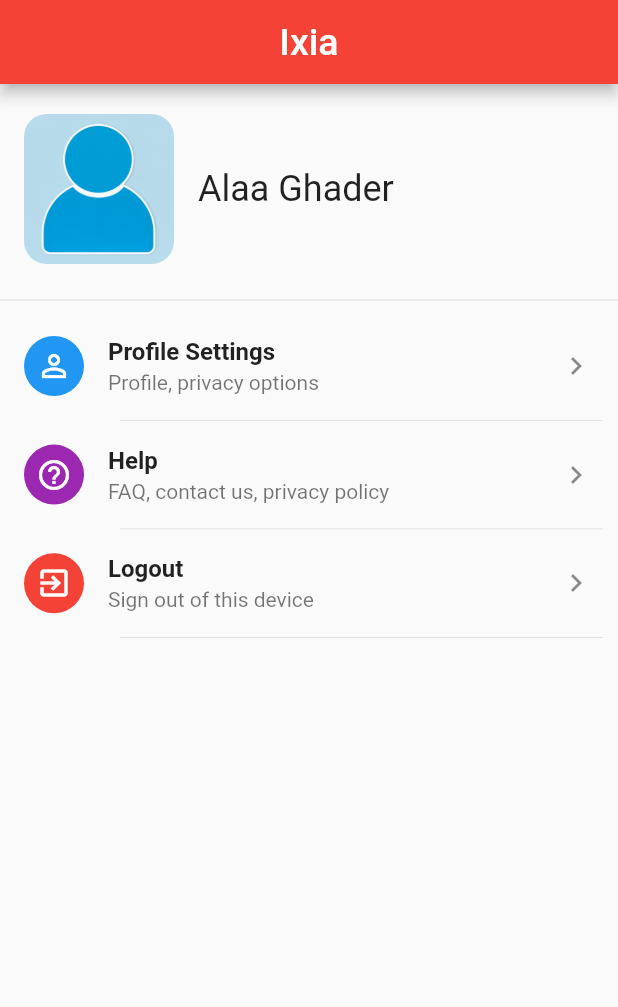
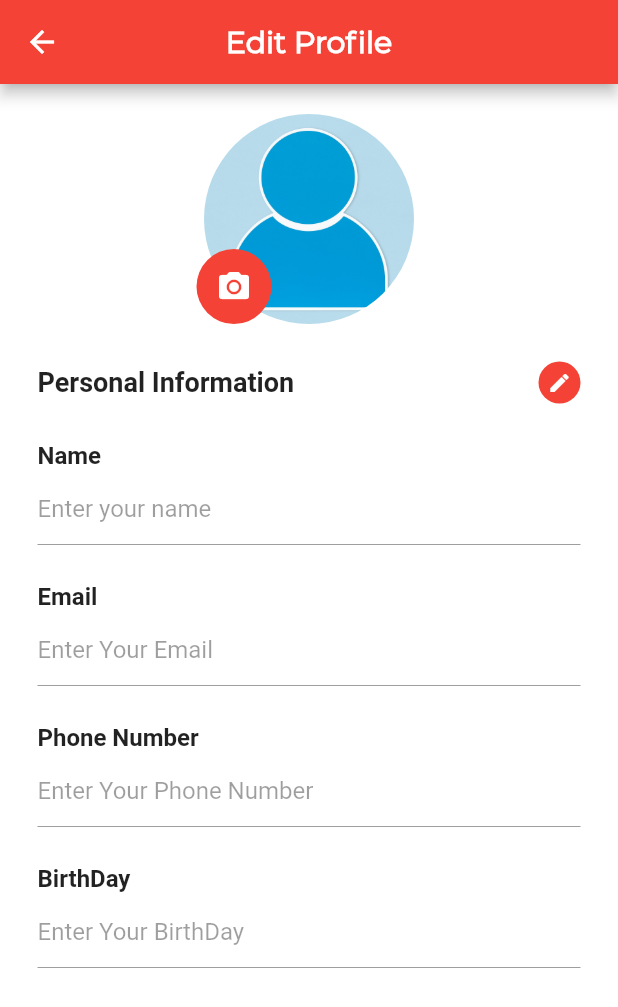
Before and after one commit to alaaghader/IxiaMobile_application, a Flutter app: the Account screen opened directly, after a tap on "Profile Settings", on a phone screen of 412 x 824 dp. Shown: the top 1007 px of the screen. Run offline on Flutter 3.47's test engine with Material 2 defaults, Android fonts, the phone set to English and light mode, and no system bars; our stand-ins replace curved_navigation_bar, dio, font_awesome_flutter, shared_preferences; accounts and stored records are empty; generated files the repository leaves out were written again.

Commit message:
edit account added

```diff
--- a/lib/Pages/Account/account.dart
+++ b/lib/Pages/Account/account.dart
@@ -1,5 +1,7 @@
 import 'package:flutter/material.dart';
 import 'package:ixiamobile_application/Components/separator_list_item.dart';
+
+import 'editAccount.dart';
 
 class Account extends StatelessWidget {
   Widget _buildSettingsList(BuildContext context) {
@@ -17,6 +19,12 @@ class Account extends StatelessWidget {
             subtitle: Text('Profile, privacy options'),
             trailing: Icon(Icons.navigate_next),
             onTap: () {
+              Navigator.push(
+                context,
+                MaterialPageRoute(
+                  builder: (context) => EditAccount(),
+                ),
+              );
             },
           ),
         ),
--- /dev/null
+++ b/lib/Pages/Account/editAccount.dart
@@ -0,0 +1,371 @@
+import 'package:flutter/cupertino.dart';
+import 'package:flutter/material.dart';
+
+class EditAccount extends StatefulWidget{
+  @override
+  EditAccountState createState() => EditAccountState();
+}
+
+class EditAccountState extends State<EditAccount> with SingleTickerProviderStateMixin{
+  bool _status = true;
+  final FocusNode myFocusNode = FocusNode();
+
+  @override
+  void initState(){
+    super.initState();
+  }
+
+  @override
+  Widget build(BuildContext context) {
+    return new Scaffold(
+      appBar: AppBar(
+        centerTitle: true,
+        backgroundColor: Colors.red,
+        title: Text(
+          'Edit Profile',
+          style: TextStyle(
+            fontWeight: FontWeight.bold,
+            fontSize: 20.0,
+            color: Colors.white,
+            fontFamily: 'Montserrat',
+          ),
+        ),
+      ),
+      body: new Container(
+        color: Colors.white,
+        child: new ListView(
+          children: <Widget>[
+            Column(
+              children: <Widget>[
+                Padding(
+                  padding: EdgeInsets.only(top: 20.0) ,
+                  child: new Stack(
+                    fit: StackFit.loose,
+                    children: <Widget>[
+                      new Row(
+                        crossAxisAlignment: CrossAxisAlignment.center,
+                        mainAxisAlignment: MainAxisAlignment.center,
+                        children: <Widget>[
+                          new Container(
+                            width: 140.0,
+                            height: 140.0,
+                            decoration: new BoxDecoration(
+                              shape: BoxShape.circle,
+                              image: new DecorationImage(
+                                image: new AssetImage(
+                                    'res/images/unknown.jpg'
+                                ),
+                                fit: BoxFit.cover,
+                              ),
+                            ),
+                          ),
+                        ],
+                      ),
+                      Padding(
+                        padding: EdgeInsets.only(top: 90.0, right: 100.0),
+                        child: new Row(
+                          mainAxisAlignment: MainAxisAlignment.center,
+                          children: <Widget>[
+                            new CircleAvatar(
+                              backgroundColor: Colors.red,
+                              radius: 25.0,
+                              child: new Icon(
+                                Icons.camera_alt,
+                                color: Colors.white,
+                              ),
+                            )
+                          ],
+                        ),
+                      ),
+                    ],
+                  ),
+                ),
+              ],
+            ),
+            new Container(
+              color: Color(0xFFFFFFFF),
+              child: Padding(
+                padding: EdgeInsets.only(bottom: 25.0),
+                child: new Column(
+                  crossAxisAlignment: CrossAxisAlignment.start,
+                  mainAxisAlignment: MainAxisAlignment.start,
+                  children: <Widget>[
+                    Padding(
+                      padding: EdgeInsets.only(left: 25.0, right: 25.0, top: 25.0),
+                      child: new Row(
+                        mainAxisAlignment: MainAxisAlignment.spaceBetween,
+                        mainAxisSize: MainAxisSize.max,
+                        children: <Widget>[
+                          new Column(
+                            mainAxisAlignment: MainAxisAlignment.start,
+                            mainAxisSize: MainAxisSize.min,
+                            children: <Widget>[
+                              new Text(
+                                'Personal Information',
+                                style: TextStyle(
+                                  fontSize: 18.0,
+                                  fontWeight: FontWeight.bold,
+                                ),
+                              ),
+                            ],
+                          ),
+                          new Column(
+                            mainAxisAlignment: MainAxisAlignment.end,
+                            mainAxisSize: MainAxisSize.min,
+                            children: <Widget>[
+                              _status ?
+                                  _getEditIcon() :
+                                  new Container(),
+                            ],
+                          ),
+                        ],
+                      ),
+                    ),
+                    Padding(
+                      padding: EdgeInsets.only(left: 25.0, right: 25.0, top: 25.0),
+                      child: new Row(
+                        mainAxisSize: MainAxisSize.max,
+                        children: <Widget>[
+                          new Column(
+                            mainAxisAlignment: MainAxisAlignment.start,
+                            mainAxisSize: MainAxisSize.min,
+                            children: <Widget>[
+                              new Text(
+                                'Name',
+                                style: TextStyle(
+                                  fontSize: 16.0,
+                                  fontWeight: FontWeight.bold,
+                                ),
+                              ),
+                            ],
+                          ),
+                        ],
+                      ),
+                    ),
+                    Padding(
+                      padding: EdgeInsets.only(left: 25.0, right: 25.0,top: 2.0),
+                      child: new Row(
+                        mainAxisSize: MainAxisSize.max,
+                        children: <Widget>[
+                          new Flexible(
+                            child: new TextField(
+                              decoration: const InputDecoration(
+                                hintText: "Enter your name",
+                              ),
+                              enabled: !_status,
+                              autofocus: !_status,
+                            ),
+                          ),
+                        ],
+                      ),
+                    ),
+                    Padding(
+                      padding: EdgeInsets.only(left: 25.0, right: 25.0, top: 25.0),
+                      child: new Row(
+                        mainAxisSize: MainAxisSize.max,
+                        children: <Widget>[
+                          new Column(
+                            mainAxisAlignment: MainAxisAlignment.start,
+                            mainAxisSize: MainAxisSize.min,
+                            children: <Widget>[
+                              new Text(
+                                  'Email',
+                                style: TextStyle(
+                                  fontSize: 16.0,
+                                  fontWeight: FontWeight.bold,
+                                ),
+                              ),
+                            ],
+                          ),
+                        ],
+                      ),
+                    ),
+                    Padding(
+                      padding: EdgeInsets.only(left: 25.0, right: 25.0, top: 2.0),
+                      child: new Row(
+                        mainAxisSize: MainAxisSize.max,
+                        children: <Widget>[
+                          new Flexible(
+                            child: new TextField(
+                              decoration: const InputDecoration(
+                                hintText: "Enter Your Email",
+                              ),
+                              enabled: !_status,
+                            ),
+                          ),
+                        ],
+                      ),
+                    ),
+                    Padding(
+                      padding: EdgeInsets.only(left: 25.0, right: 25.0, top: 25.0),
+                      child: new Row(
+                        mainAxisSize: MainAxisSize.max,
+                        children: <Widget>[
+                          new Column(
+                            mainAxisAlignment: MainAxisAlignment.start,
+                            mainAxisSize: MainAxisSize.min,
+                            children: <Widget>[
+                              new Text(
+                                'Phone Number',
+                                style: TextStyle(
+                                  fontSize: 16.0,
+                                  fontWeight: FontWeight.bold,
+                                ),
+                              ),
+                            ],
+                          ),
+                        ],
+                      ),
+                    ),
+                    Padding(
+                      padding: EdgeInsets.only(left: 25.0, right: 25.0, top: 2.0),
+                      child: new Row(
+                        mainAxisSize: MainAxisSize.max,
+                        children: <Widget>[
+                          new Flexible(
+                            child: new TextField(
+                              decoration: const InputDecoration(
+                                hintText: "Enter Your Phone Number",
+                              ),
+                              enabled: !_status,
+                            ),
+                          ),
+                        ],
+                      ),
+                    ),
+                    Padding(
+                      padding: EdgeInsets.only(left: 25.0, right: 25.0, top: 25.0),
+                      child: new Row(
+                        mainAxisSize: MainAxisSize.max,
+                        children: <Widget>[
+                          new Column(
+                            mainAxisAlignment: MainAxisAlignment.start,
+                            mainAxisSize: MainAxisSize.min,
+                            children: <Widget>[
+                              new Text(
+                                'BirthDay',
+                                style: TextStyle(
+                                  fontSize: 16.0,
+                                  fontWeight: FontWeight.bold,
+                                ),
+                              ),
+                            ],
+                          ),
+                        ],
+                      ),
+                    ),
+                    Padding(
+                      padding: EdgeInsets.only(left: 25.0, right: 25.0, top: 2.0),
+                      child: new Row(
+                        mainAxisSize: MainAxisSize.max,
+                        children: <Widget>[
+                          new Flexible(
+                            child: new TextField(
+                              decoration: const InputDecoration(
+                                hintText: "Enter Your BirthDay",
+                              ),
+                              enabled: !_status,
+                            ),
+                          ),
+                        ],
+                      ),
+                    ),
+                    !_status ?
+                    _getActionButtons() :
+                    new Container(),
+                  ],
+                ),
+              ),
+            ),
+          ],
+        ),
+      ),
+    );
+  }
+
+  @override
+  void dispose() {
+    // Clean up the controller when the Widget is disposed
+    myFocusNode.dispose();
+    super.dispose();
+  }
+
+  Widget _getActionButtons() {
+    return Padding(
+      padding: EdgeInsets.only(left: 25.0, right: 25.0, top: 45.0),
+      child: new Row(
+        mainAxisSize: MainAxisSize.max,
+        mainAxisAlignment: MainAxisAlignment.start,
+        children: <Widget>[
+          Expanded(
+            child: Padding(
+              padding: EdgeInsets.only(right: 10.0),
+              child: new Container(
+                child: new RaisedButton(
+                  child: new Text(
+                    'Save',
+                  ),
+                  textColor: Colors.white,
+                  color: Colors.green,
+                  onPressed: () {
+                    setState(() {
+                      _status = !_status;
+                      FocusScope.of(context).requestFocus(new FocusNode());
+                    });
+                  },
+                  shape: new RoundedRectangleBorder(
+                    borderRadius: new BorderRadius.circular(20.0),
+                  ),
+                ),
+              ),
+            ),
+            flex: 2,
+          ),
+          Expanded(
+            child: Padding(
+              padding: EdgeInsets.only(left: 10.0),
+              child: new Container(
+                child: new RaisedButton(
+                  child: new Text(
+                    'Cancel'
+                  ),
+                  textColor: Colors.white,
+                  color: Colors.red,
+                  onPressed: () {
+                    setState(() {
+                      _status = !_status;
+                      FocusScope.of(context).requestFocus(new FocusNode());
+                    });
+                  },
+                  shape: new RoundedRectangleBorder(
+                    borderRadius: new BorderRadius.circular(20.0),
+                  ),
+                ),
+              ),
+            ),
+            flex: 2,
+          ),
+        ],
+      ),
+    );
+  }
+
+  Widget _getEditIcon() {
+    return new GestureDetector(
+      child: new CircleAvatar(
+        backgroundColor: Colors.red,
+        radius: 14.0,
+        child: new Icon(
+          Icons.edit,
+          color: Colors.white,
+          size: 16.0,
+        ),
+      ),
+      onTap: () {
+        setState(() {
+          _status = false;
+        });
+      },
+    );
+  }
+}
--- a/pubspec.yaml
+++ b/pubspec.yaml
@@ -33,7 +33,7 @@ dependencies:
 
 dev_dependencies:
   build_runner:
-  json_serializable: ^3.3.0
+  json_serializable: ^3.4.1
   flutter_test:
     sdk: flutter
 
```
Also changed, not shown: pubspec.lock.
